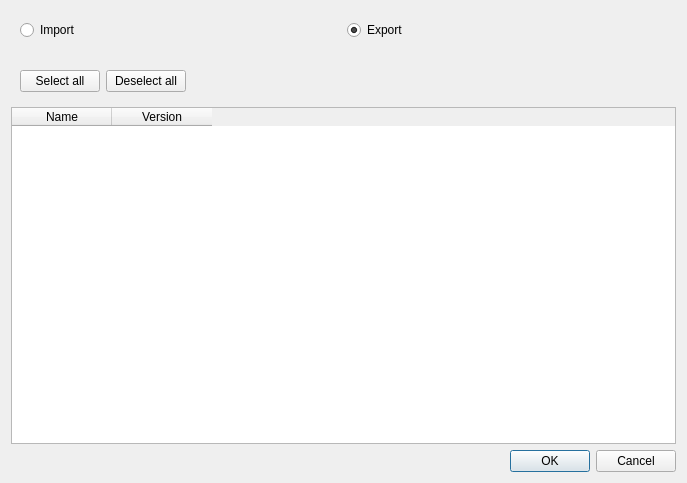
Qt form plugin_exporter/plugin_exporter_dialog_base.ui (Scriptbash/PluginExporter) before a commit.
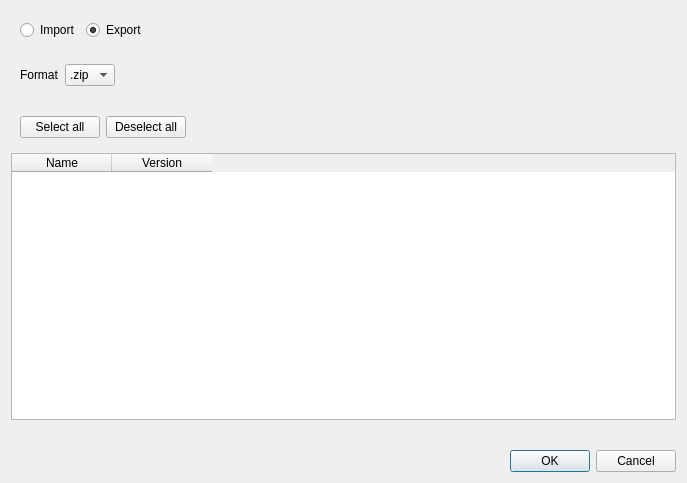
The same form after that commit. Custom widgets are drawn as their Qt base class.

Commit message: Add format widget

Patch:
```diff
--- a/plugin_exporter/plugin_exporter_dialog_base.ui
+++ b/plugin_exporter/plugin_exporter_dialog_base.ui
@@ -14,21 +14,10 @@
    <string>Plugin Exporter</string>
   </property>
   <layout class="QGridLayout" name="gridLayout_3">
+   <item row="2" column="0">
+    <widget class="QgsFileWidget" name="mQgsFileWidget"/>
+   </item>
    <item row="4" column="0">
-    <widget class="QTableWidget" name="tableWidget">
-     <column>
-      <property name="text">
-       <string>Name</string>
-      </property>
-     </column>
-     <column>
-      <property name="text">
-       <string>Version</string>
-      </property>
-     </column>
-    </widget>
-   </item>
-   <item row="3" column="0">
     <widget class="QWidget" name="widget_2" native="true">
      <layout class="QGridLayout" name="gridLayout">
       <item row="0" column="1">
@@ -61,9 +50,6 @@
      </layout>
     </widget>
    </item>
-   <item row="1" column="0">
-    <widget class="QgsFileWidget" name="mQgsFileWidget"/>
-   </item>
    <item row="0" column="0">
     <widget class="QWidget" name="widget" native="true">
      <layout class="QGridLayout" name="gridLayout_2">
@@ -84,10 +70,42 @@
         </property>
        </widget>
       </item>
+      <item row="0" column="2">
+       <spacer name="horizontalSpacer_2">
+        <property name="orientation">
+         <enum>Qt::Horizontal</enum>
+        </property>
+        <property name="sizeHint" stdset="0">
+         <size>
+          <width>40</width>
+          <height>20</height>
+         </size>
+        </property>
+       </spacer>
+      </item>
      </layout>
     </widget>
    </item>
    <item row="5" column="0">
+    <widget class="QTableWidget" name="tableWidget">
+     <column>
+      <property name="text">
+       <string>Name</string>
+      </property>
+     </column>
+     <column>
+      <property name="text">
+       <string>Version</string>
+      </property>
+     </column>
+    </widget>
+   </item>
+   <item row="6" column="0">
+    <widget class="QWidget" name="widget_3" native="true">
+     <layout class="QGridLayout" name="gridLayout_4"/>
+    </widget>
+   </item>
+   <item row="7" column="0">
     <widget class="QDialogButtonBox" name="button_box">
      <property name="orientation">
       <enum>Qt::Horizontal</enum>
@@ -97,6 +115,49 @@
      </property>
     </widget>
    </item>
+   <item row="1" column="0">
+    <widget class="QWidget" name="widget_4" native="true">
+     <layout class="QGridLayout" name="gridLayout_5">
+      <item row="0" column="1">
+       <widget class="QComboBox" name="comboBox">
+        <item>
+         <property name="text">
+          <string>.zip</string>
+         </property>
+        </item>
+        <item>
+         <property name="text">
+          <string>.csv</string>
+         </property>
+        </item>
+       </widget>
+      </item>
+      <item row="0" column="0">
+       <widget class="QLabel" name="label">
+        <property name="text">
+         <string>Format</string>
+        </property>
+        <property name="alignment">
+         <set>Qt::AlignLeading|Qt::AlignLeft|Qt::AlignVCenter</set>
+        </property>
+       </widget>
+      </item>
+      <item row="0" column="2">
+       <spacer name="horizontalSpacer_3">
+        <property name="orientation">
+         <enum>Qt::Horizontal</enum>
+        </property>
+        <property name="sizeHint" stdset="0">
+         <size>
+          <width>40</width>
+          <height>20</height>
+         </size>
+        </property>
+       </spacer>
+      </item>
+     </layout>
+    </widget>
+   </item>
   </layout>
  </widget>
  <customwidgets>
```
